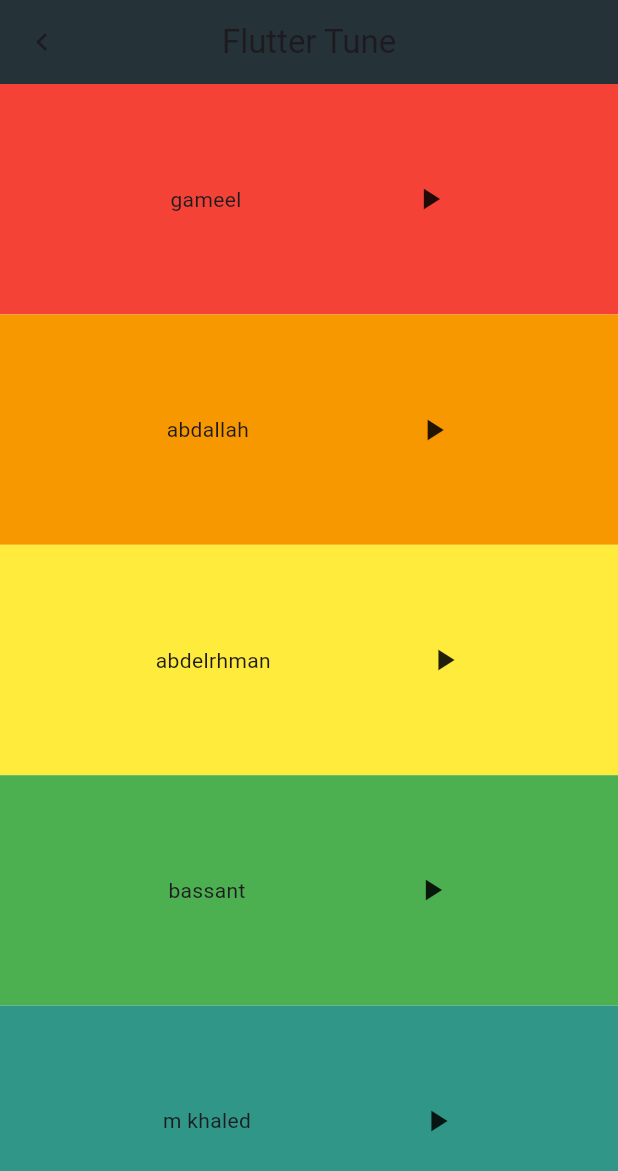
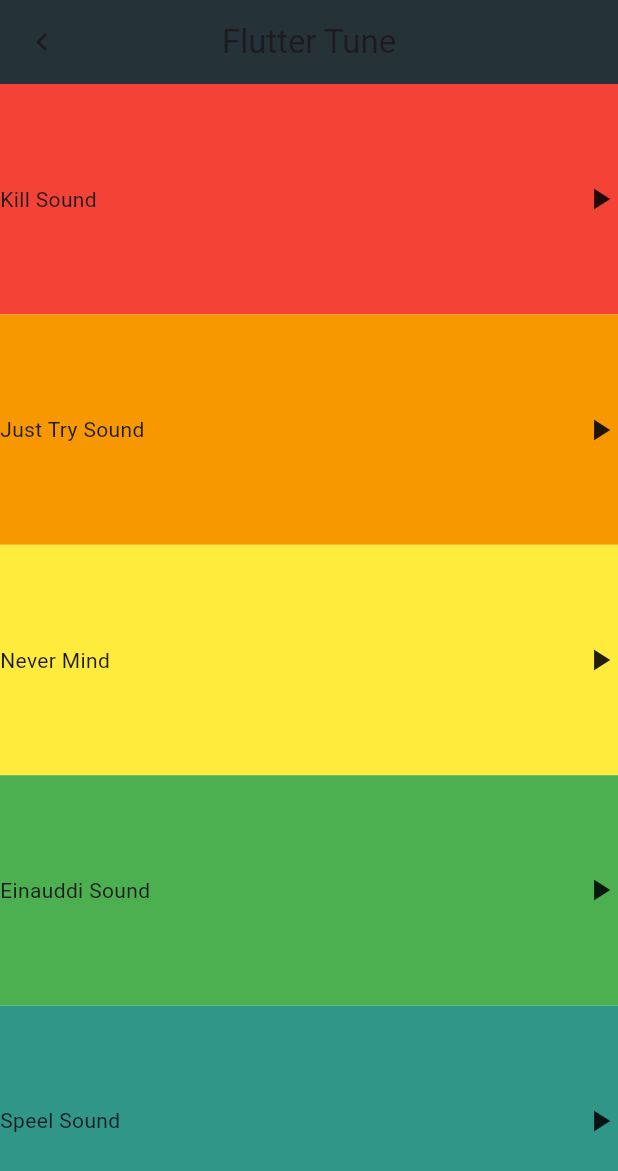
Before and after one commit to shahndaa/FlutterFeatureShowcase, a Flutter app: the TuneView screen opened directly, after a tap on the "play arrow" icon, on a phone screen of 412 x 824 dp. Shown: the top 1171 px of the screen. Run offline on Flutter 3.47's test engine with Material 3 defaults, Android fonts, the phone set to English and light mode, and no system bars; our stand-ins replace audioplayers, flutter_bloc.

Commit message:
update task

```diff
--- a/lib/logic/tune.dart
+++ b/lib/logic/tune.dart
@@ -18,30 +18,33 @@ class _TuneItemState extends State<TuneItem> {
           widget.tune.playSound();
           // tune.playSound();
         },
+        onDoubleTap: (){
+          widget.tune.pause();
+        },
         child: Container(
           width: double.infinity,
           color: widget.tune.color,
           child: Row(
-            mainAxisAlignment: MainAxisAlignment.spaceEvenly,
+            mainAxisAlignment: MainAxisAlignment.spaceBetween,
             children: [
               Text(widget.tune.text),
               GestureDetector(
                 onDoubleTap: () {
                   widget.tune.pause();
                    setState(() {
-                    widget.tune.icon = const Icon(Icons.pause);
+                    // widget.tune.icon = const Icon(Icons.pause);
 
-                    // widget.tune.icon == Icon(Icons.play_arrow) ?
-                    // widget.tune.icon = Icon(Icons.pause) : widget.tune.icon = Icon(Icons.pause) ;
+                    widget.tune.icon == Icon(Icons.play_arrow) ?
+                    widget.tune.icon = Icon(Icons.pause) : widget.tune.icon = Icon(Icons.pause) ;
                     // 2nd way
                    });
                 },
                 onTap: () {
                   widget.tune.playSound();
                   setState(() {
-                    widget.tune.icon = const Icon(Icons.play_arrow);
-                    // widget.tune.icon == Icon(Icons.pause) ?
-                    // widget.tune.icon = Icon(Icons.play_arrow) : widget.tune.icon = Icon(Icons.play_arrow) ;
+                    // widget.tune.icon = const Icon(Icons.play_arrow);
+                    widget.tune.icon == Icon(Icons.pause) ?
+                    widget.tune.icon = Icon(Icons.play_arrow) : widget.tune.icon = Icon(Icons.play_arrow) ;
                     // 2nd way
                   });
                 },
--- a/lib/logic/ui.dart
+++ b/lib/logic/ui.dart
@@ -14,31 +14,31 @@ class TuneView extends StatelessWidget {
     TuneModel(
       color: const Color(0xffF44336),
       sound: 'audio/e_kiLl.mp3',
-      text: 'gameel',
+      text: 'Kill Sound',
       icon: const Icon(Icons.play_arrow),
     ),
     TuneModel(
       color: const Color(0xffF89800),
       sound: 'audio/Just Try.mp3',
-      text: 'abdallah',
+      text: 'Just Try Sound',
       icon: const Icon(Icons.play_arrow),
     ),
     TuneModel(
       color: const Color(0xffFEEB3B),
       sound: 'audio/Never Mind.mp3',
-      text: 'abdelrhman',
+      text: 'Never Mind',
       icon: const Icon(Icons.play_arrow),
     ),
     TuneModel(
       color: const Color(0xff4CAF50),
       sound: 'audio/einaudi.mp3',
-      text: 'bassant',
+      text: 'Einauddi Sound',
       icon: const Icon(Icons.play_arrow),
     ),
     TuneModel(
       color: const Color(0xff2F9688),
       sound: 'audio/spell.mp3',
-      text: 'm khaled ',
+      text: 'Speel Sound',
       icon: const Icon(Icons.play_arrow),
     ),
   ];
```
